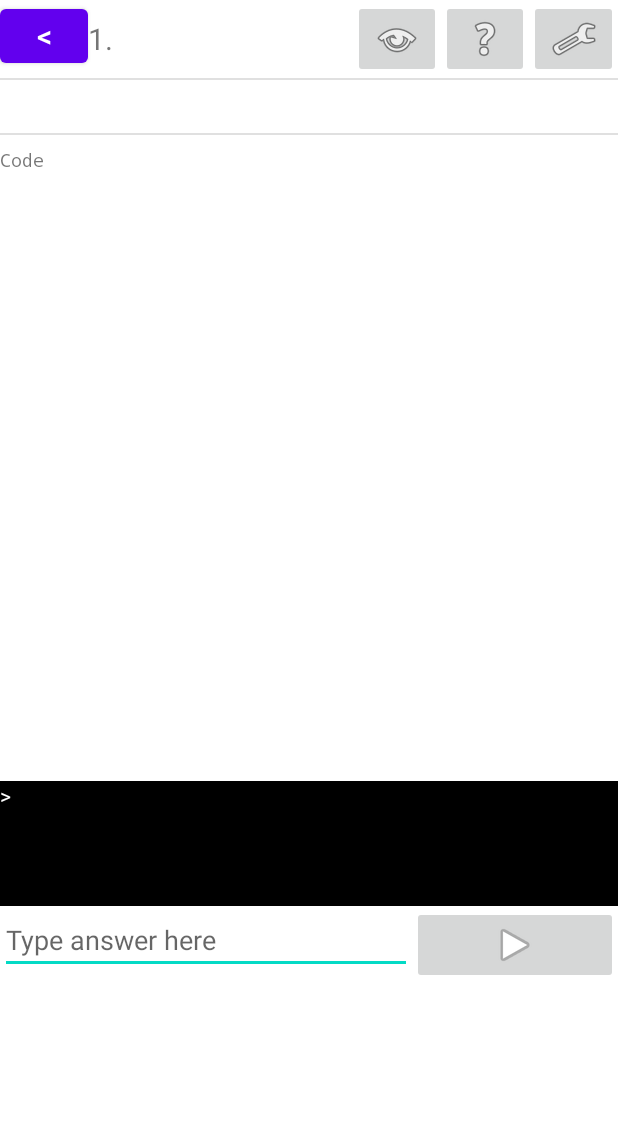
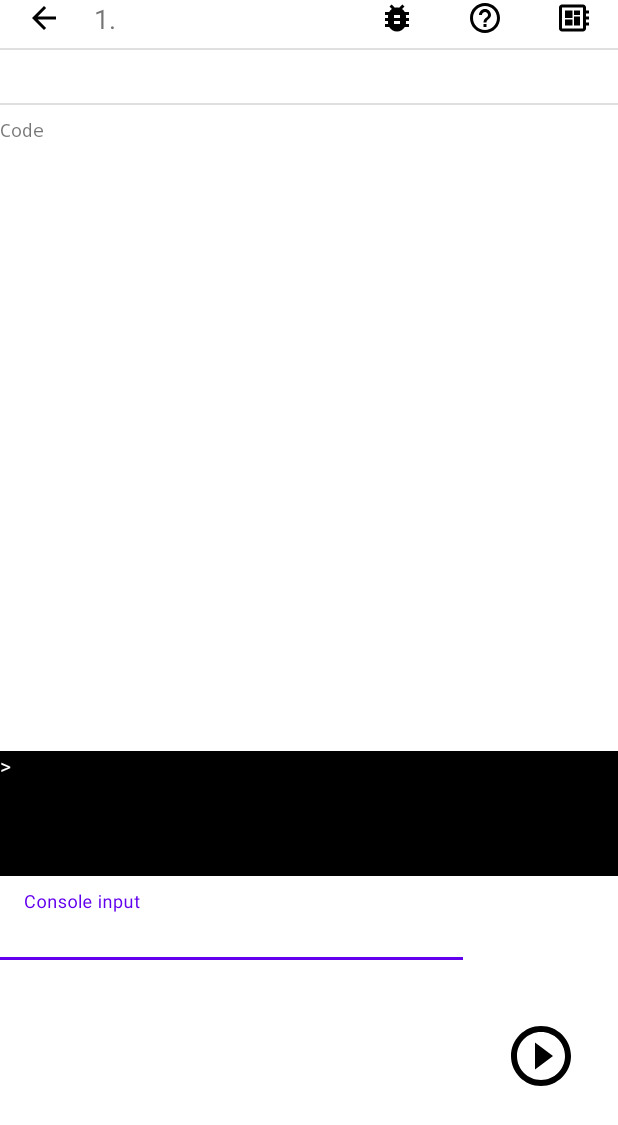
Before and after one commit to hipravin/javapuzzlesandroid, an Android app: the fragment PuzzleFragment shown on its own in the app's theme, on a phone screen of 412 x 824 dp. Shown: the top 1125 px of the screen. Run offline under Robolectric (Android 15) with nearby library versions, the phone set to English and light mode, and no system bars.

Commit message:
matetial icons

```diff
--- a/app/src/main/java/hipravin/javapuzzles/PuzzleFragment.java
+++ b/app/src/main/java/hipravin/javapuzzles/PuzzleFragment.java
@@ -12,6 +12,7 @@ import androidx.fragment.app.Fragment;
 import android.view.LayoutInflater;
 import android.view.View;
 import android.view.ViewGroup;
+import com.google.android.material.textfield.TextInputEditText;
 import hipravin.javapuzzles.markup.CodeMarkupUtil;
 import hipravin.javapuzzles.puzzles.PuzzleInput;
 import hipravin.javapuzzles.puzzles.PuzzleInvocationResult;
@@ -77,8 +78,10 @@ public class PuzzleFragment extends Fragment {
             setPuzzleViewText(view);
             assignOnRunButton(view);
         }
-
-
+        ImageButton backButton = view.findViewById(R.id.buttonPuzzleBack);
+        backButton.setOnClickListener(v -> {
+            requireActivity().onBackPressed();
+        });
     }
 
     private void loadCode(View view, Bundle savedInstanceState) {
@@ -109,10 +112,13 @@ public class PuzzleFragment extends Fragment {
     private void assignOnRunButton(View view) {
         ImageButton runButton = view.findViewById(R.id.runPuzzleButton);
         TextView consoleTextView = view.findViewById(R.id.puzzleConsoleTextView);
-        TextView consoleInput = view.findViewById(R.id.puzzleTextInput1);
-
+//        TextView consoleInput = view.findViewById(R.id.puzzleTextInput1);
+        TextInputEditText consoleInput = view.findViewById(R.id.puzzleTextInput1);
         runButton.setOnClickListener(v -> {
-            PuzzleInput puzzleInput = new PuzzleInput(consoleInput.getText().toString());
+            PuzzleInput puzzleInput = new PuzzleInput(
+                    consoleInput.getText() != null
+                            ? consoleInput.getText().toString()
+                            : "");
             PuzzleInvocationResult puzzleInvocationResult = puzzleTask.run(puzzleInput);
 
             consoleTextView.setText("");
--- /dev/null
+++ b/app/src/main/res/drawable/baseline_arrow_back_black_24dp.xml
@@ -0,0 +1,6 @@
+<?xml version="1.0" encoding="UTF-8" standalone="no"?>
+<vector xmlns:android="http://schemas.android.com/apk/res/android" android:autoMirrored="true" android:height="24dp" android:tint="#000000" android:viewportHeight="24.0" android:viewportWidth="24.0" android:width="24dp">
+
+    <path android:fillColor="@android:color/white" android:pathData="M20,11H7.83l5.59,-5.59L12,4l-8,8 8,8 1.41,-1.41L7.83,13H20v-2z"/>
+
+</vector>
--- /dev/null
+++ b/app/src/main/res/drawable/baseline_bug_report_black_24dp.xml
@@ -0,0 +1,6 @@
+<?xml version="1.0" encoding="UTF-8" standalone="no"?>
+<vector xmlns:android="http://schemas.android.com/apk/res/android" android:height="24dp" android:tint="#000000" android:viewportHeight="24.0" android:viewportWidth="24.0" android:width="24dp">
+
+    <path android:fillColor="@android:color/white" android:pathData="M20,8h-2.81c-0.45,-0.78 -1.07,-1.45 -1.82,-1.96L17,4.41 15.59,3l-2.17,2.17C12.96,5.06 12.49,5 12,5c-0.49,0 -0.96,0.06 -1.41,0.17L8.41,3 7,4.41l1.62,1.63C7.88,6.55 7.26,7.22 6.81,8L4,8v2h2.09c-0.05,0.33 -0.09,0.66 -0.09,1v1L4,12v2h2v1c0,0.34 0.04,0.67 0.09,1L4,16v2h2.81c1.04,1.79 2.97,3 5.19,3s4.15,-1.21 5.19,-3L20,18v-2h-2.09c0.05,-0.33 0.09,-0.66 0.09,-1v-1h2v-2h-2v-1c0,-0.34 -0.04,-0.67 -0.09,-1L20,10L20,8zM14,16h-4v-2h4v2zM14,12h-4v-2h4v2z"/>
+
+</vector>
--- /dev/null
+++ b/app/src/main/res/drawable/baseline_developer_board_black_24dp.xml
@@ -0,0 +1,6 @@
+<?xml version="1.0" encoding="UTF-8" standalone="no"?>
+<vector xmlns:android="http://schemas.android.com/apk/res/android" android:height="24dp" android:tint="#000000" android:viewportHeight="24.0" android:viewportWidth="24.0" android:width="24dp">
+
+    <path android:fillColor="@android:color/white" android:pathData="M22,9L22,7h-2L20,5c0,-1.1 -0.9,-2 -2,-2L4,3c-1.1,0 -2,0.9 -2,2v14c0,1.1 0.9,2 2,2h14c1.1,0 2,-0.9 2,-2v-2h2v-2h-2v-2h2v-2h-2L20,9h2zM18,19L4,19L4,5h14v14zM6,13h5v4L6,17zM12,7h4v3h-4zM6,7h5v5L6,12zM12,11h4v6h-4z"/>
+
+</vector>
--- /dev/null
+++ b/app/src/main/res/drawable/baseline_help_outline_black_24dp.xml
@@ -0,0 +1,6 @@
+<?xml version="1.0" encoding="UTF-8" standalone="no"?>
+<vector xmlns:android="http://schemas.android.com/apk/res/android" android:autoMirrored="true" android:height="24dp" android:tint="#000000" android:viewportHeight="24.0" android:viewportWidth="24.0" android:width="24dp">
+
+    <path android:fillColor="@android:color/white" android:pathData="M11,18h2v-2h-2v2zM12,2C6.48,2 2,6.48 2,12s4.48,10 10,10 10,-4.48 10,-10S17.52,2 12,2zM12,20c-4.41,0 -8,-3.59 -8,-8s3.59,-8 8,-8 8,3.59 8,8 -3.59,8 -8,8zM12,6c-2.21,0 -4,1.79 -4,4h2c0,-1.1 0.9,-2 2,-2s2,0.9 2,2c0,2 -3,1.75 -3,5h2c0,-2.25 3,-2.5 3,-5 0,-2.21 -1.79,-4 -4,-4z"/>
+
+</vector>
--- /dev/null
+++ b/app/src/main/res/drawable/baseline_play_circle_black_24dp.xml
@@ -0,0 +1,6 @@
+<?xml version="1.0" encoding="UTF-8" standalone="no"?>
+<vector xmlns:android="http://schemas.android.com/apk/res/android" android:height="24dp" android:tint="#000000" android:viewportHeight="24.0" android:viewportWidth="24.0" android:width="24dp">
+
+    <path android:fillColor="@android:color/white" android:pathData="M12,2C6.48,2 2,6.48 2,12s4.48,10 10,10s10,-4.48 10,-10S17.52,2 12,2zM9.5,16.5v-9l7,4.5L9.5,16.5z"/>
+
+</vector>
--- /dev/null
+++ b/app/src/main/res/drawable/baseline_play_circle_black_36dp.xml
@@ -0,0 +1,6 @@
+<?xml version="1.0" encoding="UTF-8" standalone="no"?>
+<vector xmlns:android="http://schemas.android.com/apk/res/android" android:height="36dp" android:tint="#000000" android:viewportHeight="24.0" android:viewportWidth="24.0" android:width="36dp">
+
+    <path android:fillColor="@android:color/white" android:pathData="M12,2C6.48,2 2,6.48 2,12s4.48,10 10,10s10,-4.48 10,-10S17.52,2 12,2zM9.5,16.5v-9l7,4.5L9.5,16.5z"/>
+
+</vector>
--- /dev/null
+++ b/app/src/main/res/drawable/baseline_play_circle_outline_black_48dp.xml
@@ -0,0 +1,6 @@
+<?xml version="1.0" encoding="UTF-8" standalone="no"?>
+<vector xmlns:android="http://schemas.android.com/apk/res/android" android:height="48dp" android:tint="#000000" android:viewportHeight="24.0" android:viewportWidth="24.0" android:width="48dp">
+
+    <path android:fillColor="@android:color/white" android:pathData="M10,16.5l6,-4.5 -6,-4.5v9zM12,2C6.48,2 2,6.48 2,12s4.48,10 10,10 10,-4.48 10,-10S17.52,2 12,2zM12,20c-4.41,0 -8,-3.59 -8,-8s3.59,-8 8,-8 8,3.59 8,8 -3.59,8 -8,8z"/>
+
+</vector>
--- a/app/src/main/res/layout/fragment_puzzle.xml
+++ b/app/src/main/res/layout/fragment_puzzle.xml
@@ -12,16 +12,18 @@
 
         <LinearLayout
                 android:layout_width="match_parent"
-                android:layout_height="wrap_content" app:layout_constraintEnd_toEndOf="parent"
+                android:layout_height="wrap_content"
+                android:paddingBottom="@dimen/divider_padding"
+                app:layout_constraintEnd_toEndOf="parent"
                 app:layout_constraintTop_toTopOf="@+id/linearLayout">
-            <Button
-                    android:text="&lt;"
-                    android:textSize="20sp"
+            <ImageButton
+                    android:id="@+id/buttonPuzzleBack"
+                    android:src="@drawable/baseline_arrow_back_black_24dp"
+                    android:background="@color/white"
                     android:layout_width="0dp"
                     android:layout_gravity="start"
                     android:layout_height="wrap_content"
                     android:layout_weight="1"/>
-
 
             <TextView
                       android:id="@+id/puzzleTitle"
@@ -29,29 +31,35 @@
                       android:layout_height="match_parent"
                       android:layout_weight="3"
                       android:gravity="center_vertical|start"
-                      android:textSize="20sp"
+                      android:textSize="18sp"
+                      android:paddingLeft="4dp"
                       android:text="1."
                       android:layout_gravity="start"/>
             <ImageButton
-                    android:src="@android:drawable/ic_menu_view"
+                    android:id="@+id/buttonEnableDebug"
+                    android:src="@drawable/baseline_bug_report_black_24dp"
+                    android:layout_width="0dp"
+                    android:layout_gravity="end"
+                    android:background="@color/white"
+                    android:layout_height="wrap_content"
+                    android:layout_weight="1"/>
+            <ImageButton
+                    android:id="@+id/buttonPuzzleHelp"
+                    android:src="@drawable/baseline_help_outline_black_24dp"
+                    android:layout_width="0dp"
+                    android:background="@color/white"
+                    android:layout_gravity="end"
+                    android:layout_height="wrap_content"
+                    android:layout_weight="1"/>
+            <ImageButton
+                    android:id="@+id/buttonSeeSolution"
+                    android:src="@drawable/baseline_developer_board_black_24dp"
+                    android:background="@color/white"
                     android:layout_width="0dp"
                     android:layout_gravity="end"
                     android:layout_height="wrap_content"
                     android:layout_weight="1"/>
 
-            <ImageButton
-                    android:src="@android:drawable/ic_menu_help"
-                    android:layout_width="0dp"
-                    android:layout_gravity="end"
-                    android:layout_height="wrap_content"
-                    android:layout_weight="1"/>
-
-            <ImageButton
-                    android:src="@android:drawable/ic_menu_preferences"
-                    android:layout_width="0dp"
-                    android:layout_gravity="end"
-                    android:layout_height="wrap_content"
-                    android:layout_weight="1"/>
 
         </LinearLayout>
         <View style="@style/Divider"/>
@@ -96,27 +104,41 @@
                 android:layout_width="match_parent"
                 android:layout_height="match_parent">
 
-            <EditText
-                    android:id="@+id/puzzleTextInput1"
+<!--            <EditText-->
+<!--                    android:id="@+id/puzzleTextInput1"-->
+<!--                    android:layout_height="wrap_content"-->
+<!--                    android:layout_width="0dp"-->
+<!--                    android:layout_weight="2"-->
+<!--                    android:autofillHints="false"-->
+<!--                    android:inputType="text"-->
+<!--                    android:hint="Type answer here"-->
+<!--            />-->
+            <com.google.android.material.textfield.TextInputLayout
+
+                    android:layout_width="0dp"
                     android:layout_height="wrap_content"
-                    android:layout_width="0dp"
-                    android:layout_weight="2"
-                    android:autofillHints="false"
-                    android:inputType="text"
-                    android:hint="Type answer here"
-            />
+                    android:layout_weight="3"
+                    android:hint="@string/consoleInputHint">
+
+                <com.google.android.material.textfield.TextInputEditText
+                        android:id="@+id/puzzleTextInput1"
+                        android:background="@color/white"
+                        android:autofillHints="false"
+                        android:importantForAutofill="no"
+                        android:maxLines="1"
+                        android:singleLine="true"
+                        android:layout_width="match_parent"
+                        android:layout_height="wrap_content"/>
+            </com.google.android.material.textfield.TextInputLayout>
             <ImageButton
                     android:id="@+id/runPuzzleButton"
-
-                    android:src="@android:drawable/ic_media_play"
-
-
+                    android:src="@drawable/baseline_play_circle_outline_black_48dp"
                     android:layout_width="0dp"
 
-                    android:layout_gravity="end"
+                    android:background="@color/white"
+                    android:layout_gravity="center_vertical|end"
                     android:layout_height="wrap_content"
                     android:layout_weight="1"/>
-
 
         </LinearLayout>
 
--- a/app/src/main/res/values/strings.xml
+++ b/app/src/main/res/values/strings.xml
@@ -1,9 +1,10 @@
 <resources>
     <string name="app_name">Java Puzzles</string>
     <string name="runCodeButton">Run</string>
-    <string name="commonTaskDescription">Program should work and "passed" variable should be true at the end.</string>
+    <string name="commonTaskDescription">Code execution should finish without exception and variable named \"passed\" should be true.</string>
 
-    <string name="puzzle1title">1 - Long R shift</string>
-    <string name="puzzle1prompt">Operations &gt;&gt; and &gt;&gt;&gt; have different semantics.</string>
+    <string name="puzzle1title">1. Bit shift</string>
+    <string name="puzzle1prompt">Bit operations &gt;&gt; and &gt;&gt;&gt; have different semantics.</string>
+    <string name="consoleInputHint">Console input</string>
 
 </resources>
--- a/app/src/main/res/values/themes.xml
+++ b/app/src/main/res/values/themes.xml
@@ -1,6 +1,6 @@
 <resources xmlns:tools="http://schemas.android.com/tools">
     <!-- Base application theme. -->
-    <style name="Theme.JavaPuzzles" parent="Theme.MaterialComponents.DayNight.NoActionBar">
+    <style name="Theme.JavaPuzzles" parent="Theme.MaterialComponents.Light.NoActionBar">
         <!-- Primary brand color. -->
         <item name="colorPrimary">@color/purple_500</item>
         <item name="colorPrimaryVariant">@color/purple_700</item>
```
